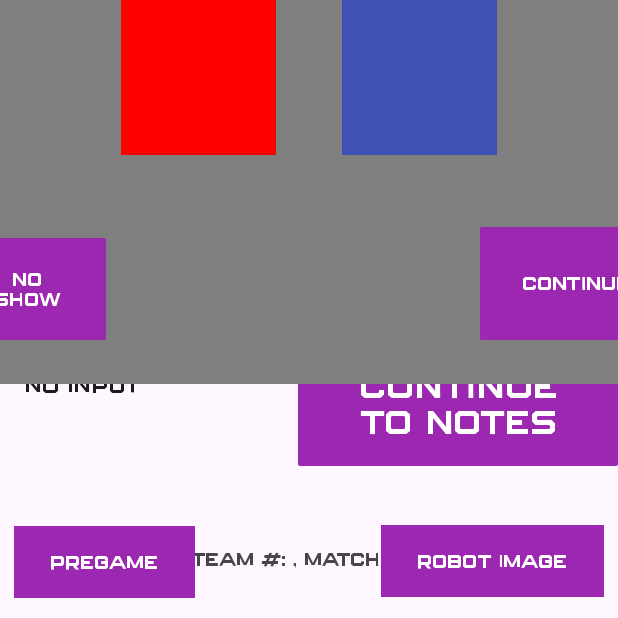
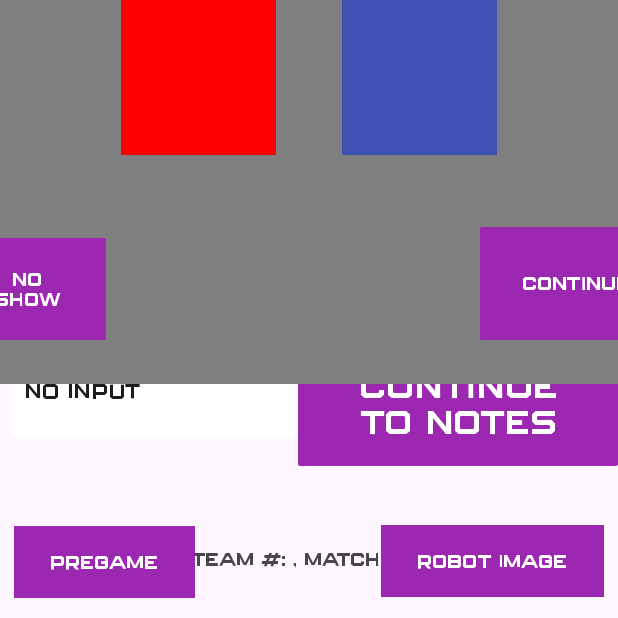
Before and after one commit to rr1706/2024CrescendoDemo, an Android app: the screen it shows after launch (MainActivity), on a phone screen of 412 x 824 dp, the part 618-1236 px from its top. Run offline under Robolectric (Android 15) with nearby library versions, the phone set to English and light mode, and no system bars; Roboto replaces fonts that are not available here; 1 statement that could not run was skipped.

Commit message:
changed climb to white

```diff
--- a/app/src/main/java/com/frc1706/a2024crescendodemo/MainActivity.java
+++ b/app/src/main/java/com/frc1706/a2024crescendodemo/MainActivity.java
@@ -272,12 +272,6 @@ public class MainActivity extends AppCompatActivity {
                 roberTxt.setVisibility(View.INVISIBLE);
                 defenTxt.setVisibility(View.INVISIBLE);
 
-
-                if (alliance.equals("blue")) {
-                    endGame.setBackgroundColor(Color.argb(0, 127, 127, 247));
-                } else {
-                    endGame.setBackgroundColor(Color.argb(0, 247, 127, 127));
-                }
 
                 if (team.equals("1706")) {
                     background.startAnimation(rotate);
--- a/app/src/main/res/layout/activity_main.xml
+++ b/app/src/main/res/layout/activity_main.xml
@@ -133,9 +133,9 @@
 
     <Spinner
         android:id="@+id/endGame"
-        android:layout_width="227dp"
-        android:layout_height="88dp"
-        android:background="#002196F3"
+        android:layout_width="223dp"
+        android:layout_height="62dp"
+        android:background="@color/white"
         android:entries="@array/endgame"
         android:spinnerMode="dropdown"
         android:theme="@style/SpinnerTheme"
@@ -144,7 +144,7 @@
         app:layout_constraintHorizontal_bias="0.042"
         app:layout_constraintStart_toStartOf="parent"
         app:layout_constraintTop_toTopOf="parent"
-        app:layout_constraintVertical_bias="0.849"
+        app:layout_constraintVertical_bias="0.842"
         tools:visibility="gone" />
 
     <Button
```
